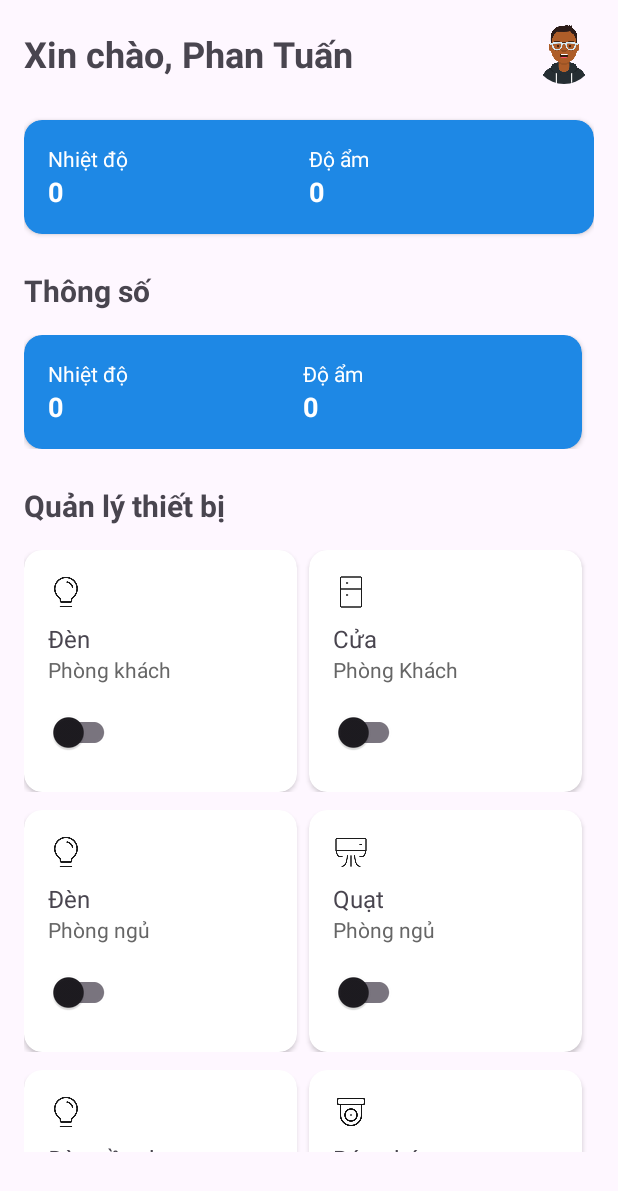
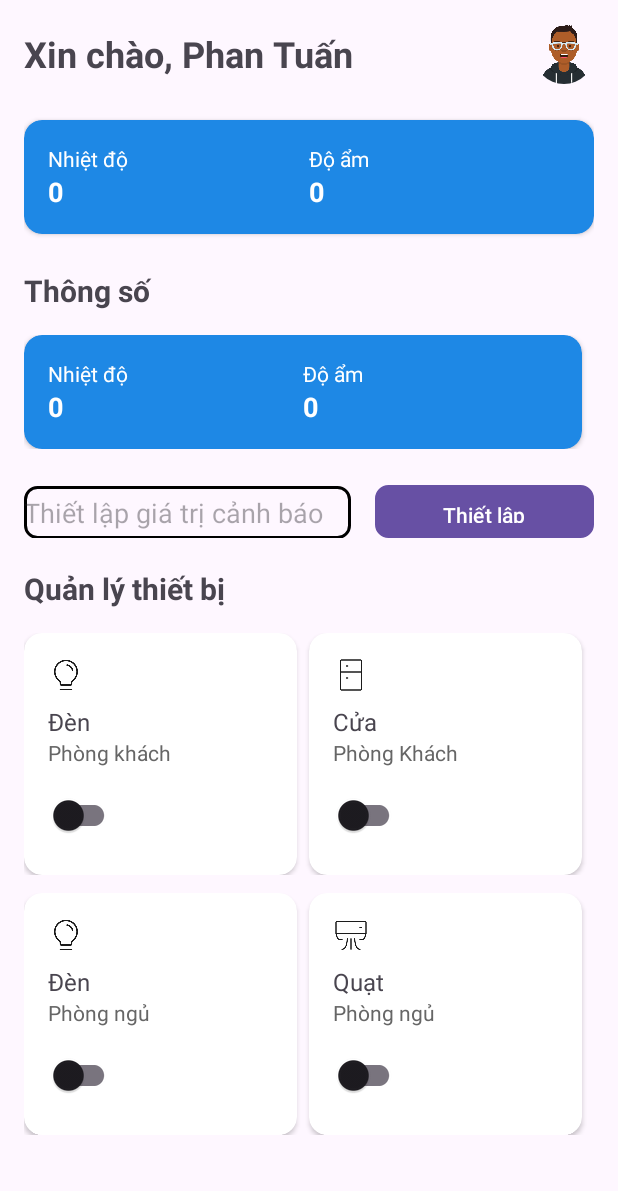
Before and after one commit to nguyendaihongquan-dev/datn_tuan, an Android app: the MainActivity screen opened directly, with no data from a screen before it, on a phone screen of 412 x 824 dp. Shown: the top 1191 px of the screen. Run offline under Robolectric (Android 15) with nearby library versions, the phone set to English and light mode, and no system bars; our stand-ins replace CircleImageView, Firebase (no records; nobody signed in at launch, a user with empty details on screens opened directly), Picasso; libraries missing offline, so code that uses them is left out: com.hivemq.client; 4 statements that could not run were skipped.

Commit message:
add new mqtt

```diff
--- a/app/src/main/java/com/example/datn_tuan/MainActivity.java
+++ b/app/src/main/java/com/example/datn_tuan/MainActivity.java
@@ -7,6 +7,7 @@ import android.os.Bundle;
 import android.util.Log;
 import android.view.View;
 import android.widget.Button;
+import android.widget.EditText;
 import android.widget.ImageView;
 import android.widget.ProgressBar;
 import android.widget.TextView;
@@ -93,59 +94,15 @@ public class MainActivity extends AppCompatActivity {
             ;
             publishMessage(message, "BaoChay");
         });
-        Button button1 = findViewById(R.id.button1);
-        Button button2 = findViewById(R.id.button2);
-        Button button3 = findViewById(R.id.button3);
-        button1.setOnClickListener(v ->
-                publishMessage("1", "bedroom/curtain")
+        Button button1 = findViewById(R.id.sendValue);
+        EditText gasValue = findViewById(R.id.valueGas);
+
+        button1.setOnClickListener(v -> {
+                    String gas = gasValue.getText().toString().trim();
+                    publishMessage(gas, "kitchen/gas/gasThreshold");
+                }
         );
 
-        button2.setOnClickListener(v ->
-                publishMessage("2", "bedroom/curtain")
-
-        );
-
-        button3.setOnClickListener(v ->
-                publishMessage("3", "bedroom/curtain")
-        );
-        Button gas1 = findViewById(R.id.gas1);
-        Button gas2 = findViewById(R.id.gas2);
-        Button gas3 = findViewById(R.id.gas3);
-        button1.setOnClickListener(v ->
-                publishMessage("1500", "kitchen/gas/gasThreshold")
-        );
-
-        button2.setOnClickListener(v -> showImageDialog()
-//                publishMessage("3000", "kitchen/gas/gasThreshold")
-        );
-
-        button3.setOnClickListener(v ->
-                publishMessage("4095", "kitchen/gas/gasThreshold")
-        );
-//        BottomNavigationView bottomNav = findViewById(R.id.bottom_navigation);
-//        bottomNav.setOnItemSelectedListener(item -> {
-//            int itemId = item.getItemId();
-//            if (itemId == R.id.nav_home) {
-//                // Handle home click
-//                return true;
-//            } else if (itemId == R.id.nav_device) {
-//                // Handle device click
-//                return true;
-//            } else if (itemId == R.id.nav_voice) {
-//                return true;
-//            } else if (itemId == R.id.nav_routine) {
-//                return true;
-//            } else if (itemId == R.id.nav_stats) {
-//                return true;
-//            }
-//            return false;
-//        });
-
-//        Button btnPublish = findViewById(R.id.btn_publish);
-//        btnPublish.setOnClickListener(v -> {
-//            // Gửi tin nhắn lên broker
-//            publishMessage("Hello from Android!");
-//        });
     }
 
     private void connectMqtt() {
@@ -217,17 +174,7 @@ public class MainActivity extends AppCompatActivity {
                             } else if (message.contains("{\"smoke_detected\":true}")) {
                                 runOnUiThread(() -> {
                                     showImageDialog();
-                                    // Tạo AlertDialog Builder
-//                                    new AlertDialog.Builder(MainActivity.this)
-//                                            .setTitle("Cảnh báo khói")
-//                                            .setMessage("Phát hiện khói! Vui lòng kiểm tra ngay.")
-//                                            .setIcon(android.R.drawable.ic_dialog_alert) // Icon mặc định
-//                                            .setPositiveButton("OK", (dialog, which) -> {
-//                                                // Hành động khi bấm OK, nếu cần
-//                                                dialog.dismiss();
-//                                            })
-//                                            .setCancelable(false) // Không cho phép tắt bằng cách bấm ra ngoài
-//                                            .show();
+
                                 });
                             }
                             break;
--- a/app/src/main/res/layout/activity_main.xml
+++ b/app/src/main/res/layout/activity_main.xml
@@ -206,7 +206,35 @@
                     <!-- Similar layout as Wake up card -->
                 </androidx.cardview.widget.CardView>
             </LinearLayout>
+            <LinearLayout
+                android:layout_width="match_parent"
+                android:layout_height="wrap_content"
+                android:paddingBottom= "20dp"
+                android:orientation="horizontal">
 
+                <!-- EditText -->
+                <EditText
+                    android:id="@+id/valueGas"
+                    android:layout_width="0dp"
+                    android:layout_height="35dp"
+                    android:layout_weight="3"
+                    android:background="@drawable/outline_input_border"
+                    android:hint="Thiết lập giá trị cảnh báo"
+                    android:inputType="textEmailAddress" />
+                <View
+                    android:layout_width="16dp"
+                    android:layout_height="35dp"/>
+
+                <!-- Button -->
+                <Button
+                    android:id="@+id/sendValue"
+                    android:layout_width="0dp"
+                    android:layout_height="35dp"
+                    android:layout_weight="2"
+                    android:text="Thiết lập"
+                    android:textColor="#FFFFFF"
+                    android:background="@drawable/button_style" />
+            </LinearLayout>
             <!-- Active Devices Section -->
             <TextView
                 android:layout_width="match_parent"
@@ -474,82 +502,8 @@
                 </androidx.cardview.widget.CardView>
             </LinearLayout>
 
-            <!-- Bottom Navigation -->
 
-            <LinearLayout
-                android:layout_width="match_parent"
-                android:layout_height="wrap_content"
-                android:orientation="horizontal"
-                android:background="#D3D3D3"
-                android:padding="16dp">
 
-                <!-- Button 1 -->
-                <Button
-                    android:id="@+id/button1"
-                    android:layout_width="0dp"
-                    android:layout_height="wrap_content"
-                    android:layout_weight="1"
-                    android:text="Mức 1"
-                    android:textColor="#FFFFFF"
-                    android:background="@android:color/holo_blue_light"/>
-
-                <!-- Button 2 -->
-                <Button
-                    android:id="@+id/button2"
-                    android:layout_width="0dp"
-                    android:layout_height="wrap_content"
-                    android:layout_weight="1"
-                    android:text="Mức 2"
-                    android:textColor="#FFFFFF"
-                    android:background="@android:color/holo_green_light"/>
-
-                <!-- Button 3 -->
-                <Button
-                    android:id="@+id/button3"
-                    android:layout_width="0dp"
-                    android:layout_height="wrap_content"
-                    android:layout_weight="1"
-                    android:text="Mức 3"
-                    android:textColor="#FFFFFF"
-                    android:background="@android:color/holo_red_light"/>
-            </LinearLayout>
-            <LinearLayout
-                android:layout_width="match_parent"
-                android:layout_height="wrap_content"
-                android:orientation="horizontal"
-                android:background="#D3D3D3"
-                android:padding="16dp">
-
-                <!-- Button 1 -->
-                <Button
-                    android:id="@+id/gas1"
-                    android:layout_width="0dp"
-                    android:layout_height="wrap_content"
-                    android:layout_weight="1"
-                    android:text="Gas 1500"
-                    android:textColor="#FFFFFF"
-                    android:background="@android:color/holo_blue_light"/>
-
-                <!-- Button 2 -->
-                <Button
-                    android:id="@+id/gas2"
-                    android:layout_width="0dp"
-                    android:layout_height="wrap_content"
-                    android:layout_weight="1"
-                    android:text="Gas 3000"
-                    android:textColor="#FFFFFF"
-                    android:background="@android:color/holo_green_light"/>
-
-                <!-- Button 3 -->
-                <Button
-                    android:id="@+id/gas3"
-                    android:layout_width="0dp"
-                    android:layout_height="wrap_content"
-                    android:layout_weight="1"
-                    android:text="Gas 4095"
-                    android:textColor="#FFFFFF"
-                    android:background="@android:color/holo_red_light"/>
-            </LinearLayout>
 
 
         </LinearLayout>
```
